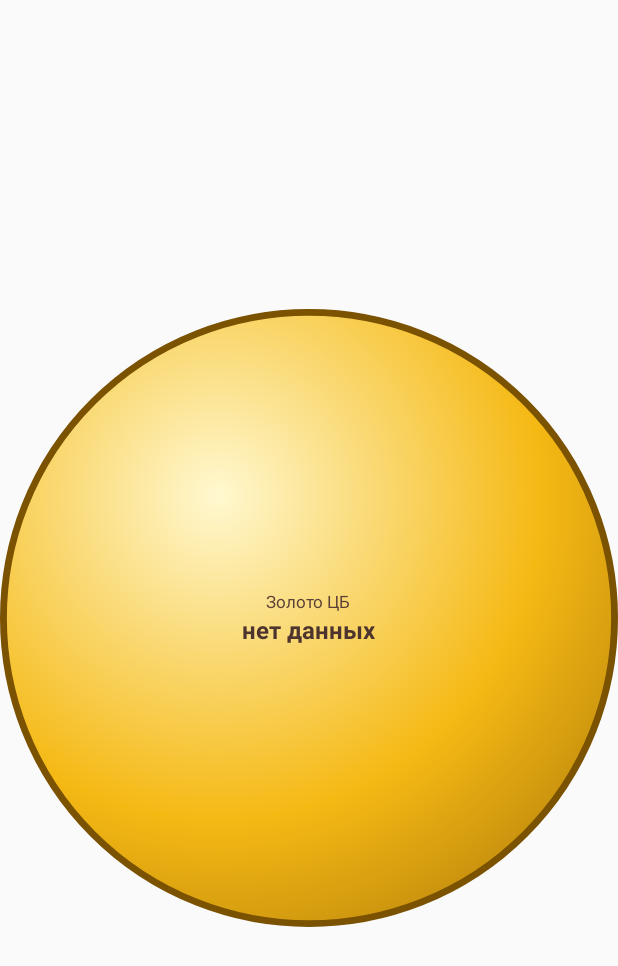
After one commit to allitov/bugs, an Android app built with Jetpack Compose: the layout widget_gold_rate.xml on its own in the app's theme, with its tools: preview values and no code run, on a phone screen of 412 x 824 dp. The commit adds this screen. Shown: the top 966 px of the screen. Run offline under Robolectric (Android 15) with nearby library versions, the phone set to English and light mode, and no system bars.

Commit message:
lab-7 add ball widget with cbr gold rate on home screen

```diff
--- /dev/null
+++ b/app/src/main/res/drawable/widget_ball.xml
@@ -0,0 +1,19 @@
+<?xml version="1.0" encoding="utf-8"?>
+<!-- Фон виджета «шар»: золотая сфера с бликом в левой верхней части -->
+<shape xmlns:android="http://schemas.android.com/apk/res/android"
+    android:shape="oval">
+    <size
+        android:width="120dp"
+        android:height="120dp" />
+    <gradient
+        android:centerX="0.35"
+        android:centerY="0.30"
+        android:endColor="#8F5E06"
+        android:gradientRadius="105%"
+        android:startColor="#FFF8D0"
+        android:centerColor="#F5B914"
+        android:type="radial" />
+    <stroke
+        android:width="1.5dp"
+        android:color="#7A5200" />
+</shape>
--- /dev/null
+++ b/app/src/main/res/layout/widget_gold_rate.xml
@@ -0,0 +1,39 @@
+<?xml version="1.0" encoding="utf-8"?>
+<!-- Виджет-шар: золотая сфера с курсом золота ЦБ на рабочем столе -->
+<FrameLayout xmlns:android="http://schemas.android.com/apk/res/android"
+    android:layout_width="match_parent"
+    android:layout_height="match_parent">
+
+    <!-- Золотой шар: круглая подложка с бликом, вписанная в размер виджета -->
+    <ImageView
+        android:layout_width="match_parent"
+        android:layout_height="match_parent"
+        android:contentDescription="@string/widget_gold_description"
+        android:scaleType="fitCenter"
+        android:src="@drawable/widget_ball" />
+
+    <LinearLayout
+        android:layout_width="wrap_content"
+        android:layout_height="wrap_content"
+        android:layout_gravity="center"
+        android:gravity="center"
+        android:orientation="vertical">
+
+        <TextView
+            android:id="@+id/tvGoldLabel"
+            android:layout_width="wrap_content"
+            android:layout_height="wrap_content"
+            android:text="@string/widget_gold_label"
+            android:textColor="#5D4037"
+            android:textSize="11sp" />
+
+        <TextView
+            android:id="@+id/tvGoldPrice"
+            android:layout_width="wrap_content"
+            android:layout_height="wrap_content"
+            android:text="@string/widget_gold_no_data"
+            android:textColor="#4E342E"
+            android:textSize="16sp"
+            android:textStyle="bold" />
+    </LinearLayout>
+</FrameLayout>
--- a/app/src/main/res/values/strings.xml
+++ b/app/src/main/res/values/strings.xml
@@ -49,4 +49,10 @@
     <!-- Рекорды -->
     <string name="records_title">Рекорды</string>
     <string name="records_empty">Пока нет рекордов. Зарегистрируйте игрока и сыграйте раунд!</string>
+
+    <!-- Виджет курса золота ЦБ -->
+    <string name="widget_gold_label">Золото ЦБ</string>
+    <string name="widget_gold_price">%1$s ₽/г</string>
+    <string name="widget_gold_no_data">нет данных</string>
+    <string name="widget_gold_description">Виджет-шар с курсом золота ЦБ РФ</string>
 </resources>
```
Also changed, not shown: app/src/main/AndroidManifest.xml (+13 -0 lines), app/src/main/java/io/allitov/bugs/widget/GoldRateWidgetProvider.kt (added, +96 -0 lines), app/src/main/res/xml/gold_rate_widget_info.xml (added, +14 -0 lines).
